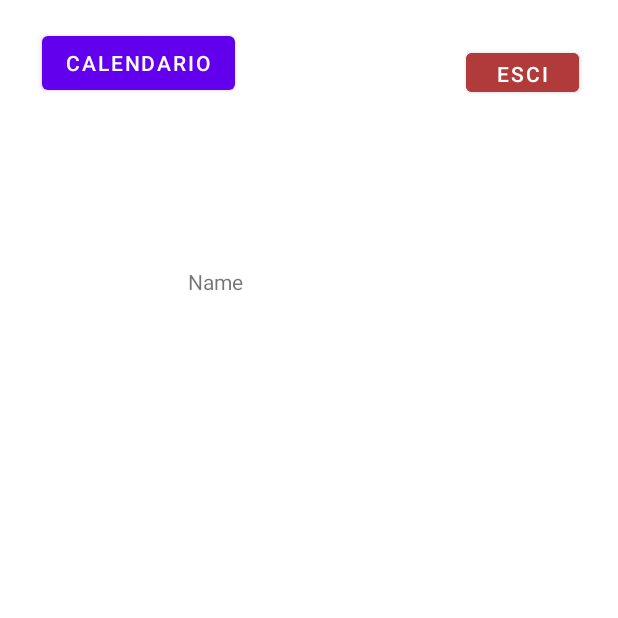
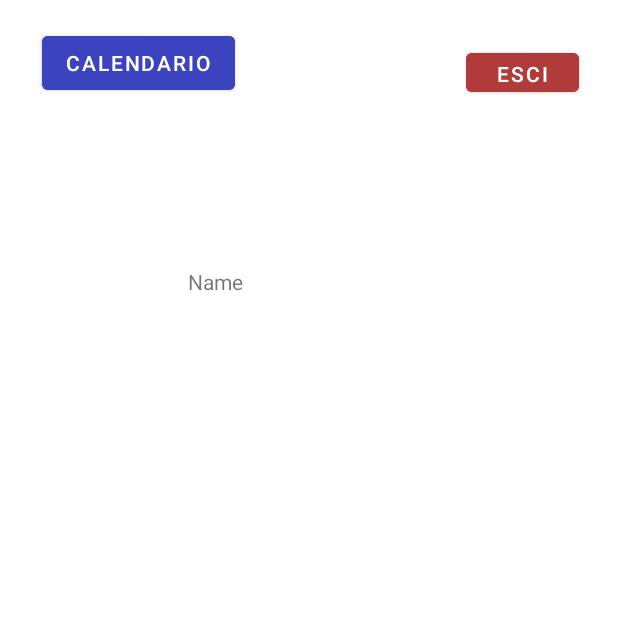
Before and after one commit to TAAS-20-21/StudentOne, an Android app: the HomeActivity screen opened directly, with no data from a screen before it, on a phone screen of 412 x 824 dp, the top half of it. Run offline under Robolectric (Android 15) with nearby library versions, the light colour scheme and no system bars.

Commit message:
Comments & improvements 4Android

```diff
--- a/Front-End/StudentOneApp AndroidClient/app/src/main/java/com/example/studentoneapp/HomeActivity.java
+++ b/Front-End/StudentOneApp AndroidClient/app/src/main/java/com/example/studentoneapp/HomeActivity.java
@@ -35,6 +35,8 @@ public class HomeActivity extends AppCompatActivity {
         signOut = findViewById(R.id.signOutButton);
         calendarButton = findViewById(R.id.calendarButton);
 
+
+        //google sign in
         GoogleSignInOptions gso = new GoogleSignInOptions.Builder(GoogleSignInOptions.DEFAULT_SIGN_IN)
                 .requestEmail()
                 .build();
@@ -52,6 +54,7 @@ public class HomeActivity extends AppCompatActivity {
 
         }
 
+        // sign out
         signOut.setOnClickListener(new View.OnClickListener() {
             @Override
             public void onClick(View v) {
@@ -63,6 +66,7 @@ public class HomeActivity extends AppCompatActivity {
             }
         });
 
+        // calendar activity swap
         calendarButton.setOnClickListener(new View.OnClickListener() {
             @Override
             public void onClick(View v) {
--- a/Front-End/StudentOneApp AndroidClient/app/src/main/res/layout/activity_calendar.xml
+++ b/Front-End/StudentOneApp AndroidClient/app/src/main/res/layout/activity_calendar.xml
@@ -34,7 +34,7 @@
         android:layout_width="wrap_content"
         android:layout_height="wrap_content"
         android:layout_marginStart="28dp"
-        android:foregroundTint="#4252A3"
+        android:backgroundTint="#3C43BF"
         android:text="Home"
         app:layout_constraintBottom_toBottomOf="parent"
         app:layout_constraintStart_toStartOf="parent"
--- a/Front-End/StudentOneApp AndroidClient/app/src/main/res/layout/activity_home.xml
+++ b/Front-End/StudentOneApp AndroidClient/app/src/main/res/layout/activity_home.xml
@@ -51,7 +51,7 @@
         android:layout_width="wrap_content"
         android:layout_height="wrap_content"
         android:layout_marginStart="28dp"
-        android:foregroundTint="#4252A3"
+        android:backgroundTint="#3C43BF"
         android:text="Calendario"
         app:layout_constraintBottom_toBottomOf="parent"
         app:layout_constraintStart_toStartOf="parent"
```
Also changed, not shown: Front-End/StudentOneApp AndroidClient/app/src/main/java/com/example/studentoneapp/ui/login/LoginActivity.java (+8 -2 lines).
